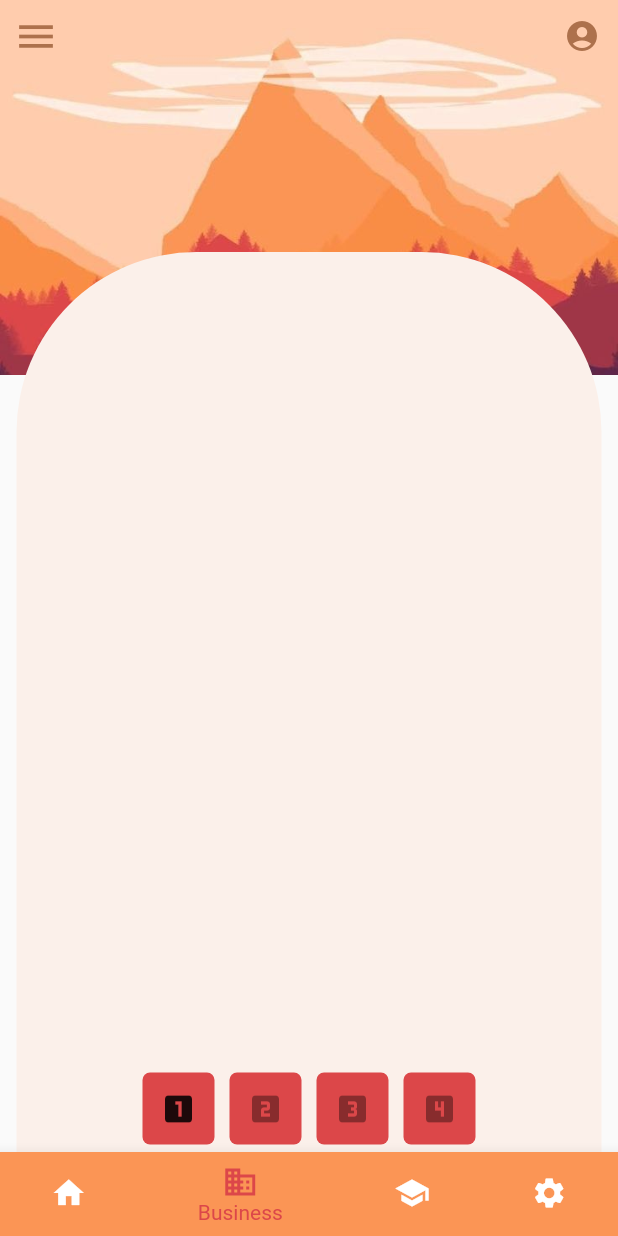
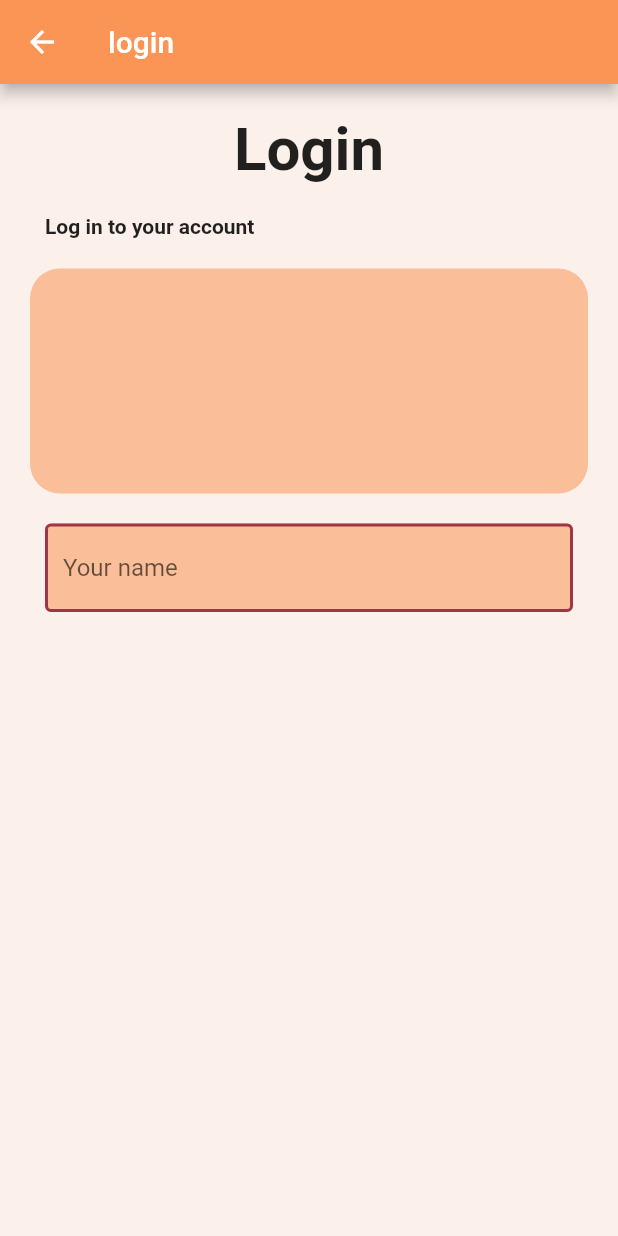
Before and after one commit to greyspades/lodger, a Flutter app: the screen it shows after launch, item 2 of the bottom bar chosen, after a tap on the "account circle" icon, on a phone screen of 412 x 824 dp. Run offline on Flutter 3.47's test engine with Material 2 defaults, Android fonts, the phone set to English and light mode, and no system bars; our stand-ins replace cloud_firestore, firebase_core; missing offline and left inert: dart:html, flutter_material_pickers, mongo_dart; accounts and stored records are empty.

Commit message:
added search bar to UI

```diff
--- a/lib/appbar.dart
+++ b/lib/appbar.dart
@@ -1,7 +1,10 @@
 //import 'dart:html';
 import 'dart:developer' as developer;
 import 'package:flutter/material.dart';
+import 'package:lodger/screens/login.dart';
 import 'package:mongo_dart/mongo_dart.dart'  show Db, DbCollection;
+import 'package:path/path.dart';
+import 'package:lodger/screens/login.dart';
 
 
 class MyAppbar extends StatefulWidget {
@@ -20,6 +23,7 @@ class _AppbarState extends State<MyAppbar> {
     //drawerOpen=!drawerOpen;
     //developer.log('ludex gundyr');
     print('ludex gundyr');
+    //Navigator.push(context,MaterialPageRoute(builder: (context)=>Login()));
   }
 
   @override
@@ -27,22 +31,25 @@ class _AppbarState extends State<MyAppbar> {
   Widget build(BuildContext context){
     return AppBar(
         elevation: 0,
-          toolbarHeight: 200,
+          //toolbarHeight: 200,
           leading: Align(alignment: Alignment.topLeft,
 
-          child:IconButton(icon: Icon(Icons.menu,size: 30,
+          child:IconButton(icon: Icon(Icons.menu,size: 40,
 
            color: const Color(0xffAD714C),),
            onPressed: toggleDrawer(),
 
            )),
           flexibleSpace: Image(
+           // height: 500,
             image:const AssetImage('images/background.jpg'),
             fit: BoxFit.cover,
           ),
 
           actions: [Align(alignment: Alignment.topRight,
-          child: IconButton(icon: Icon(Icons.account_circle,color: Color(0xffAD714C),),onPressed: toggleDrawer,),)],
+          child: IconButton(icon: Icon(Icons.account_circle,color: Color(0xffAD714C),size: 40,),onPressed: (){Navigator.push(context,MaterialPageRoute(builder: (context)=>Login()));
+
+          },),)],
     );
 
   }
--- a/lib/components/avatar.dart
+++ b/lib/components/avatar.dart
@@ -16,8 +16,9 @@ class Avatar extends StatelessWidget {
   Widget build(BuildContext context){
 
     return Container(
-      margin: const EdgeInsets.only(left: 17,right: 17),
+      margin: const EdgeInsets.only(left: 17,right: 17,),
       //color: Colors.red,
+      //padding: EdgeInsets.all(5),
       height: 120,
       child: Column(
 
@@ -30,13 +31,13 @@ class Avatar extends StatelessWidget {
           width: 100,
           height: 100,
           //color: Colors.red,
-          child:IconButton(onPressed: handle, icon: const Icon(Icons.face,size:90),),
+          child:IconButton(onPressed: handle, icon: const Icon(Icons.face,size:90),color: Color(0xff9F3647),),
 
         ),
 
       //user name
 
-       Flexible(flex: 2, child:  Text(name,
+       Flexible(flex: 1, child:  Text(name,
        textAlign: TextAlign.center,style: const TextStyle(decoration:TextDecoration.none ),),)
 
 
--- a/lib/components/rooms.dart
+++ b/lib/components/rooms.dart
@@ -3,6 +3,7 @@ import 'package:cloud_firestore/cloud_firestore.dart';
 import 'package:lodger/components/avatar.dart';
 import 'package:flutter/material.dart';
 import 'package:lodger/components/room.dart';
+import 'package:lodger/main.dart';
 
 class AddRoom extends StatelessWidget {
   int? number;
@@ -63,41 +64,45 @@ class Rooms extends StatefulWidget {
   @override
 
  //RoomState createState()=>RoomState(number: number,occupants: occupants,floor: floor,paid: paid,status: status);
-RoomState createState()=>RoomState();
+_RoomState createState()=>_RoomState();
 
 }
 
-class RoomState extends State<Rooms> {
+class _RoomState extends State<Rooms> {
 
-  int? number;
-  List? occupants;
-  List? problems;
-  bool? status;
-  String? floor;
-  bool? paid;
+  // int? number;
+  // List? occupants;
+  // List? problems;
+  // bool? status;
+  // String? floor;
+  // bool? paid;
 
 
-  RoomState({@required this.number,@required this.occupants, @required this.floor, @required this.paid, @required this.status,});
-
-  static String? floorNumber='A';
-
-  final Stream<QuerySnapshot> roomStream = FirebaseFirestore.instance.collection('rooms').where('floor',isEqualTo: floorNumber).snapshots();
+  // _RoomState({@required this.number,@required this.occupants, @required this.floor, @required this.paid, @required this.status,});
 
 
-  void changeFloor(){
+
+static String floorNumber='A';
+
+
+
+     changeFloor(String f){
     setState(() {
-      floorNumber='B';
+      floorNumber=f;
     });
+    print('updated floor state to $f');
   }
+
 
 
    @override
    Widget build(BuildContext context ){
-     changeFloor(String letter){
-    setState(() {
-      floorNumber='B';
-    });
-  }
+     final Stream<QuerySnapshot> roomStream = FirebaseFirestore.instance.collection('rooms').where('floor',isEqualTo: floorNumber).snapshots();
+    //  changeFloor(String letter){
+    // setState(() {
+    //   floorNumber='B';
+    // });
+  //}
      return Column(
        children: [
             Expanded(
@@ -120,7 +125,12 @@ class RoomState extends State<Rooms> {
           Map<String, dynamic> data = document.data() as Map<String, dynamic>;
 
 
-            return Room(floor: data['floor'], number: data['number'],paid: data['paid'],status: data['status'],);
+            return Room(floor: data['floor'], number: data['number'],paid: data['paid'],status: data['status'],
+            power: data['power'], water: data['water']
+            ,owing: data['owing']
+            ,occupants:data['occupants'],problems:data['problems']
+
+            );
           }).toList(),
         );
 
@@ -135,41 +145,40 @@ class RoomState extends State<Rooms> {
               children:<Widget> [
                 Container(
 
-                  child: IconButton(icon: Icon(Icons.looks_one),onPressed:(){
-                    setState(() {
-                      floorNumber='B';
-                    });
+                  child: IconButton(icon: Icon(Icons.looks_one,color: Color(0xffDC4749),size: 40,),onPressed:(){
+                    changeFloor('A');
+                    //Navigator.push(context,MaterialPageRoute(builder: (context)=>RoomDetails()));
                   }),
-                  decoration: BoxDecoration(color: Color(0xffDC4749),borderRadius: BorderRadius.all(Radius.circular(5))),
+                  decoration: BoxDecoration(borderRadius: BorderRadius.all(Radius.circular(5))),
                   alignment: Alignment.center,
-                  margin: EdgeInsets.all(5),
+                  margin: EdgeInsets.only(left:10 ,right: 10, bottom: 10),
                 ),
 
                 //floor 2
 
                 Container(
-                  child: IconButton(icon: Icon(Icons.looks_two),onPressed:changeFloor('B')),
-                  decoration: BoxDecoration(color: Color(0xffDC4749),borderRadius: BorderRadius.all(Radius.circular(5))),
+                  child: IconButton(icon: Icon(Icons.looks_two,color: Color(0xffDC4749),size: 40,),onPressed:(){changeFloor('B');}),
+                  decoration: BoxDecoration(borderRadius: BorderRadius.all(Radius.circular(5))),
                   alignment: Alignment.center,
-                  margin: EdgeInsets.all(5),
+                  margin: EdgeInsets.only(left:10 ,right: 10, bottom: 10),
                 ),
 
                 //floor 3
 
                 Container(
-                  child: IconButton(icon: Icon(Icons.looks_3),onPressed:changeFloor('C')),
-                  decoration: BoxDecoration(color: Color(0xffDC4749),borderRadius: BorderRadius.all(Radius.circular(5))),
+                  child: IconButton(icon: Icon(Icons.looks_3,color: Color(0xffDC4749),size: 40,),onPressed:(){changeFloor('C');}),
+                  decoration: BoxDecoration(borderRadius: BorderRadius.all(Radius.circular(5))),
                   alignment: Alignment.center,
-                  margin: EdgeInsets.all(5),
+                  margin: EdgeInsets.only(left:10 ,right: 10, bottom: 10),
                 ),
 
                 //floor 4
 
                 Container(
-                  child: IconButton(icon: Icon(Icons.looks_4),onPressed:changeFloor('D')),
-                  decoration: BoxDecoration(color: Color(0xffDC4749),borderRadius: BorderRadius.all(Radius.circular(5))),
+                  child: IconButton(icon: Icon(Icons.looks_4,color: Color(0xffDC4749),size: 40),onPressed:(){changeFloor('D');}),
+                  decoration: BoxDecoration(borderRadius: BorderRadius.all(Radius.circular(5))),
                   alignment: Alignment.center,
-                  margin: EdgeInsets.all(5),
+                  margin: EdgeInsets.only(left:10 ,right: 10, bottom: 10),
                 )
 
               ],
--- /dev/null
+++ b/lib/components/searchbar.dart
@@ -0,0 +1,64 @@
+import 'dart:html';
+
+import 'package:flutter/material.dart';
+import 'package:flutter/services.dart';
+
+class SearchBar extends StatefulWidget {
+  const SearchBar({ Key? key }) : super(key: key);
+
+  @override
+  _SearchBarState createState() => _SearchBarState();
+}
+
+class _SearchBarState extends State<SearchBar> {
+ final myController = TextEditingController();
+
+  @override
+  void dispose() {
+    // Clean up the controller when the widget is disposed.
+    myController.dispose();
+    super.dispose();
+  }
+
+  @override
+  Widget build(BuildContext context) {
+    return Container(
+      padding: EdgeInsets.only(left: 15,bottom: 10),
+      alignment: Alignment.topCenter,
+      margin: EdgeInsets.only(left:20,top: 120),
+      width: 330,
+      height: 50,
+      decoration:BoxDecoration(color: Color(0xffFBF0EA),borderRadius: BorderRadius.all(Radius.circular(30)),border:Border.all(color: Color(0xff9F3647),width: 2)),
+      child: Container(
+
+          //width: 270,
+
+          child:TextField(
+            //showCursor: false,
+            controller: myController,
+            cursorColor: Color(0xff9F3647),
+            cursorHeight: 25,
+            decoration: InputDecoration(
+              alignLabelWithHint: true,
+              focusedBorder: InputBorder.none,
+                 enabledBorder: InputBorder.none,
+                 ///label: Text('Lodge'),
+                hintText: 'Search for a lodge',
+              border: null,
+              suffixIconColor: Colors.blue,
+              suffixIcon:IconButton(icon: Icon(Icons.search,size: 35, color: Color(0xff9F3647),),onPressed: (){print(myController.text);},color: Colors.red,),
+            //labelText: 'Password',
+          ),
+
+
+          ),
+
+        ),
+    );
+  }
+}
+
+// class SearchBar extends StatelessWidget {
+//   SearchBar({ Key? key }) : super(key: key);
+
+// }
--- a/lib/main.dart
+++ b/lib/main.dart
@@ -14,6 +14,10 @@ import 'package:cloud_firestore/cloud_firestore.dart';
 //import 'dart:developer';
 import 'package:lodger/components/avatar.dart';
 import 'package:lodger/components/rooms.dart';
+import 'package:lodger/components/room.dart';
+import 'package:lodger/screens/roomdetails.dart';
+import 'package:lodger/screens/login.dart';
+import 'package:lodger/components/searchbar.dart';
 
 
 
@@ -90,31 +94,36 @@ class AddUser extends StatelessWidget {
 
 
 
-class User {
-  final String? name;
-  final String? room;
-  final String? rent;
-  final bool? paid;
+// class User {
+//   final String? name;
+//   final String? room;
+//   final String? rent;
+//   final bool? paid;
 
-  User({this.name, this.room, this.rent, this.paid});
+//   User({this.name, this.room, this.rent, this.paid});
 
 
 
-  factory User.fromJson(Map<String, dynamic> json) {
-    return User(
-      name: json['name'],
-      room: json['room'],
-      rent: json['rent'],
-      paid: json['paid']
+//   factory User.fromJson(Map<String, dynamic> json) {
+//     return User(
+//       name: json['name'],
+//       room: json['room'],
+//       rent: json['rent'],
+//       paid: json['paid']
 
-    );
-  }
-   Map<String, dynamic> toJson() => {
-    "name": name,
-    "room": room,
-  };
+//     );
+//   }
+//    Map<String, dynamic> toJson() => {
+//     "name": name,
+//     "room": room,
+//   };
 
-}
+// }
+
+
+
+
+
 
 class MyApp extends StatelessWidget {
   const MyApp({Key? key}) : super(key: key);
@@ -127,9 +136,13 @@ class MyApp extends StatelessWidget {
       title: 'Flutter Demo',
       theme: ThemeData(
 
-        primarySwatch: Colors.blue,
+        //primarySwatch: Colors.blue,
       ),
       home: MyHomePage(),
+      routes:  <String, WidgetBuilder>{
+        '/a': (BuildContext context) => MyHomePage(),
+        '/b': (BuildContext context) => RoomDetails(),
+      },
 
     );
   }
@@ -145,7 +158,10 @@ Stream<QuerySnapshot>? usersStream;
     // return Column(children: [
 
     // ],);
-    return Stack(
+    return Container(
+      decoration: BoxDecoration(borderRadius: BorderRadius.only(topLeft: Radius.circular(20),topRight: Radius.circular(20))),
+      //color: Colors.grey,
+      child: Stack(
 
       children: [UserRow(usersStream: usersStream,),
      Align(
@@ -155,14 +171,15 @@ Stream<QuerySnapshot>? usersStream;
         child: Container(alignment: Alignment.center,
         child: Text('messages'),
         ),
-        decoration: BoxDecoration(color: Colors.grey,borderRadius: BorderRadius.all(Radius.circular(20))),
+        decoration: BoxDecoration(color: Color(0xffFABE99),borderRadius: BorderRadius.all(Radius.circular(20))),
         width: 350,
-        height: 400,
+        height: 300,
         margin: EdgeInsets.only(top:100),
 
       )
      )
       ],
+    ),
     );
   }
 }
@@ -271,10 +288,6 @@ class _HomePageState extends State<MyHomePage> {
   }
 
 
-
-
-
-
   AddUser addUser=AddUser(
     name: 'judith',
     room: 'c9',
@@ -290,23 +303,32 @@ class _HomePageState extends State<MyHomePage> {
      List<Widget> screens=[
     Home(usersStream: userStream),
     Rooms(),
+    //Login(),
   ];
     return Scaffold(
 
         body: Stack(children:<Widget> [
          Container(
            child:  MyAppbar(),
+          color: Color(0xff9F3647),
+         height: 300,
+         width: 550,
+         ),
 
-         height: 250,
-         width: 500,
-         ),
+          SearchBar(),
+
           Align(
             alignment: Alignment.bottomCenter,
             child: Expanded(child: Container(
-              padding: EdgeInsets.only(top: 20,left: 10,right: 10),
+              padding: EdgeInsets.only(
+                //top: 5,
+                //left: 10
+                //,right: 10
+                ),
               //container holding the main body
-            decoration: BoxDecoration(borderRadius: BorderRadius.vertical(top: Radius.circular(120)),
+            decoration: BoxDecoration(borderRadius: BorderRadius.vertical(top: Radius.circular(60)),
             color: Color(0xffFBF0EA),
+            //color: Colors.green
 
 
             ),
@@ -314,7 +336,7 @@ class _HomePageState extends State<MyHomePage> {
             child: screens.elementAt(_selectedIndex),
             //child: Home(usersStream: userStream),
             width: 390,
-            height: 600,
+            height: 520,
           ) ,)
 
           )
@@ -330,19 +352,19 @@ class _HomePageState extends State<MyHomePage> {
             backgroundColor: Color(0xffFB9555),
           ),
           BottomNavigationBarItem(
-            icon: Icon(Icons.business),
-            label: 'Business',
+            icon: Icon(Icons.sensor_door),
+            label: 'Rooms',
              backgroundColor: Color(0xffFB9555),
 
           ),
           BottomNavigationBarItem(
-            icon: Icon(Icons.school),
-            label: 'School',
+            icon: Icon(Icons.home_repair_service),
+            label: 'Problems',
             backgroundColor: Color(0xffFB9555),
           ),
           BottomNavigationBarItem(
-            icon: Icon(Icons.settings),
-            label: 'Settings',
+            icon: Icon(Icons.article),
+            label: 'Requests',
              backgroundColor: Color(0xffFB9555),
           ),
         ],
--- /dev/null
+++ b/lib/screens/login.dart
@@ -0,0 +1,125 @@
+import 'dart:html';
+
+import 'package:flutter/widgets.dart';
+import 'package:cloud_firestore/cloud_firestore.dart';
+import 'package:flutter/material.dart';
+import 'package:flutter_material_pickers/flutter_material_pickers.dart';
+
+
+class Login extends StatefulWidget {
+
+  @override
+
+  LoginState createState()=>LoginState();
+}
+
+class LoginState extends State<Login>{
+
+
+  LoginState({Key? key});
+
+  final formKey = GlobalKey<FormState>();
+  final myController = TextEditingController();
+
+  @override
+  Widget build(BuildContext context){
+    return Scaffold(
+      backgroundColor: Color(0xffFBF0EA),
+      appBar: AppBar(title: Text('login'),backgroundColor:Color(0xffFB9555),),
+      body: Column(
+
+        mainAxisAlignment: MainAxisAlignment.start,
+        crossAxisAlignment: CrossAxisAlignment.center,
+        children: [
+             Container(
+               margin: EdgeInsets.all(20),
+               child:Text('Login',textAlign: TextAlign.center,style: TextStyle(fontSize: 40,fontWeight: FontWeight.bold),)
+               ),
+              Container(
+                alignment: Alignment.topLeft,
+                margin: EdgeInsets.only(left: 30),
+                child: Text('Log in to your account',style: TextStyle(fontWeight: FontWeight.bold),),
+              ),
+
+          //login hero
+          Container(
+            height: 150,
+            margin:EdgeInsets.all(20),
+            decoration: BoxDecoration(color: Color(0xffFABE99),borderRadius: BorderRadius.all(Radius.circular(20))),
+          ),
+
+
+               Container(
+                 //width: 280,
+
+                 margin: EdgeInsets.only(left: 30,right: 30),
+                 child: Form(child: TextFormField(
+                     cursorColor: Color(0xff9F3647),
+
+
+                   decoration: InputDecoration(
+
+
+                     focusedBorder: OutlineInputBorder(
+                  borderSide: BorderSide(color: Colors.red, width: 2.0),
+                ),
+                enabledBorder: OutlineInputBorder(
+                  borderSide: BorderSide(color: Color(0xff9F3647), width: 2.0),
+                ),
+                     focusColor: Color(0xff9F3647),
+
+                     hintText: 'Your name',
+                     filled: true,
+                     fillColor: Color(0xffFABE99),
+                      border: OutlineInputBorder(),
+      //         focusedBorder: InputBorder.none,
+      //            enabledBorder: InputBorder.none,
+                   )
+                 )),
+               )
+
+               //form
+      //          Container(
+      //            //color: Colors.red,
+      //            width: 320,
+      //            //alignment: Alignment.center,
+      //            decoration: BoxDecoration(
+      //              color: Colors.red,
+      //              border: Border(bottom: BorderSide(width: 10,color: Color(0xff9F3647))),
+      //            ),
+      //            //decoration:BoxDecoration(color: Color(0xffFBF0EA),borderRadius: BorderRadius.all(Radius.circular(30)),border:Border.all(color: Color(0xff9F3647),width: 2)),
+      //            child: Form(
+      //            key: formKey,
+      //            child: Column(
+
+      //            children: [
+      //                TextFormField(
+      //                  //cursorWidth: 200,
+
+      //   validator: (value) => !value!.contains('@') ? 'Not a valid email.' : null,
+      //   onSaved: (val) => print('savied'),
+      //  decoration: InputDecoration(
+      //         focusedBorder: InputBorder.none,
+      //            enabledBorder: InputBorder.none,
+
+      //            ///label: Text('Lodge'),
+      //           hintText: 'Search for a lodge',
+      //         border: null,
+      //         //suffixIconColor: Colors.blue,
+      //         //suffixIcon:IconButton(icon: Icon(Icons.search,size: 28, color: Color(0xff9F3647),),onPressed: (){print(myController.text);},color: Colors.red,),
+      //       //labelText: 'Password',
+      //     ),
+      // ),
+
+      // Row(children: [
+
+      // ],)
+      //            ],
+      //          )
+      //          ),
+      //          )
+
+      ]),
+    );
+  }
+}
--- a/pubspec.yaml
+++ b/pubspec.yaml
@@ -38,6 +38,7 @@ dependencies:
   http: ^0.13.4
   firebase_core: ^1.11.0
   cloud_firestore: ^3.1.6
+  flutter_material_pickers: ^3.1.2
   #http: ^0.13.3
 
 dev_dependencies:
```
Also changed, not shown: lib/components/room.dart (+20 -55 lines), lib/screens/roomdetails.dart (added, +240 -0 lines), pubspec.lock.
